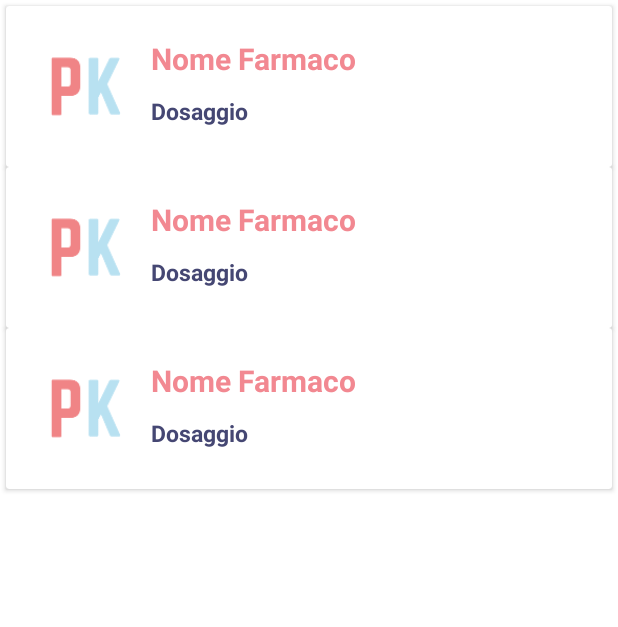
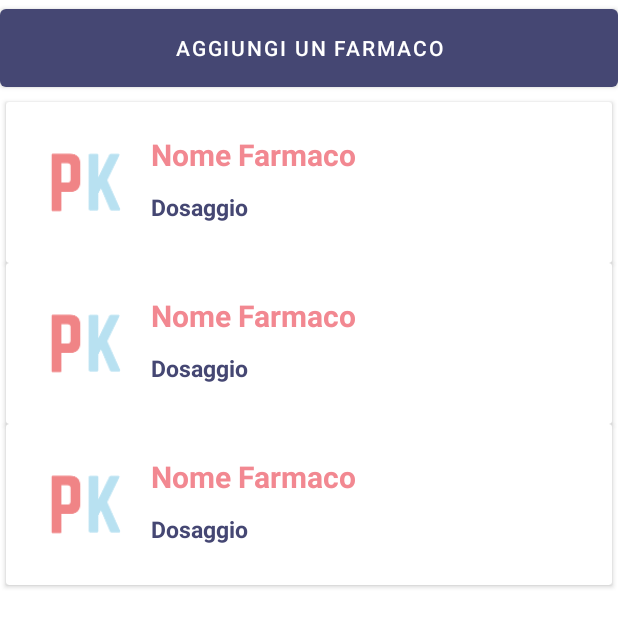
Before and after one commit to ElenaBernucci/pillsKeeper, an Android app: the layout fragment_farmaci_visualizza.xml on its own in the app's theme, with its tools: preview values and no code run, on a phone screen of 412 x 824 dp. Shown: the top 627 px of the screen. Run offline under Robolectric (Android 15) with nearby library versions, the phone set to English and light mode, and no system bars.

Commit message:
bottone dove mancava

```diff
--- a/app/src/main/res/layout/activity_invia_mail.xml
+++ b/app/src/main/res/layout/activity_invia_mail.xml
@@ -32,7 +32,6 @@
         android:ems="10"
         android:gravity="start"
         android:hint="Corpo del messaggio"
-        android:imputType="textMuliLine"
         android:inputType="textPersonName"
         android:lines="4"
         android:padding="4dp"
--- a/app/src/main/res/layout/fragment_farmaci_visualizza.xml
+++ b/app/src/main/res/layout/fragment_farmaci_visualizza.xml
@@ -5,6 +5,12 @@
     android:layout_height="wrap_content"
     xmlns:tools="http://schemas.android.com/tools"
     android:orientation="vertical">
+
+    <Button
+        android:layout_width="fill_parent"
+        android:layout_height="64dp"
+        android:text="Aggiungi un farmaco" />
+
         <androidx.recyclerview.widget.RecyclerView
             android:id="@+id/RecycleViewFarmaci"
             android:padding="4dp"
```
